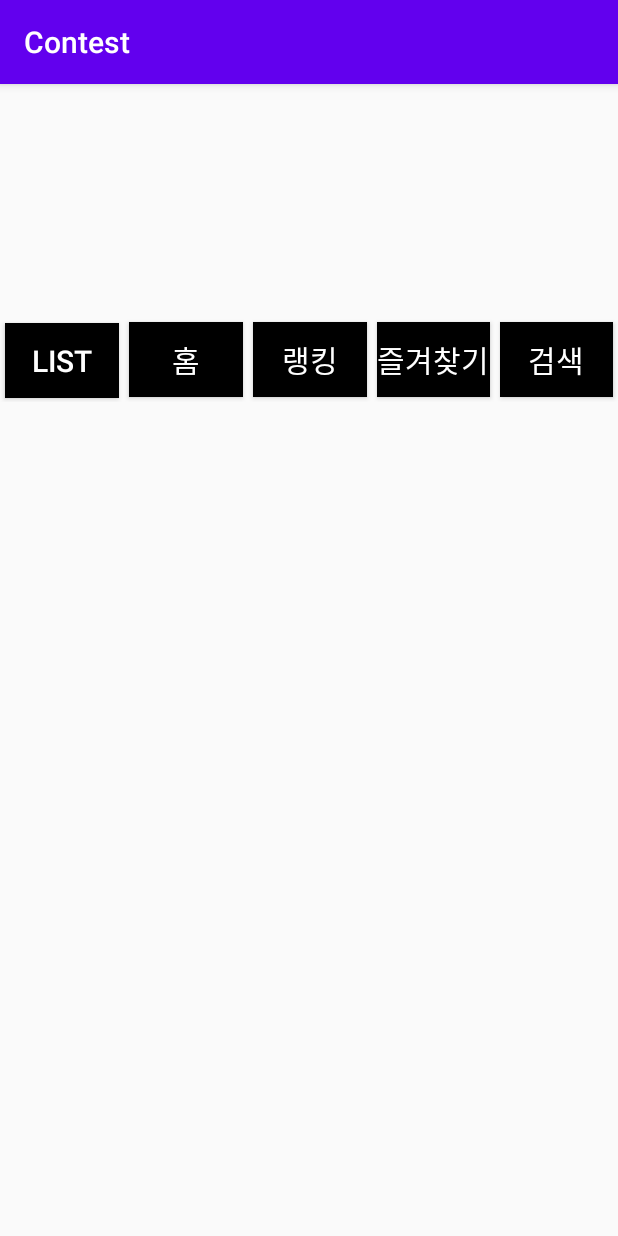
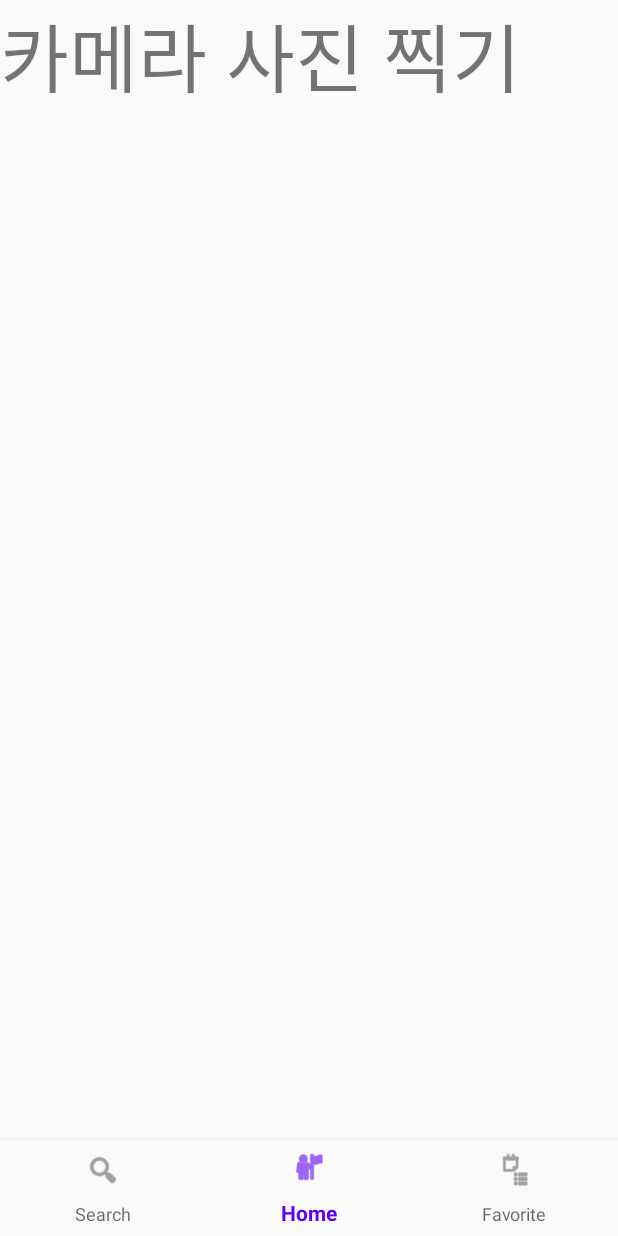
Before and after one commit to sen9040/lee-god, an Android app: the screen it shows after launch (MainActivity), on a phone screen of 412 x 824 dp. Run offline under Robolectric (Android 15) with nearby library versions, the phone set to English and light mode, and no system bars; our stand-ins replace Volley.

Commit message:
ButtonNavigationView 검색만 적용

```diff
--- a/Contest/app/build.gradle
+++ b/Contest/app/build.gradle
@@ -28,6 +28,7 @@ dependencies {
     implementation 'androidx.constraintlayout:constraintlayout:1.1.3'
     implementation 'androidx.gridlayout:gridlayout:1.0.0'
     implementation 'androidx.recyclerview:recyclerview:1.1.0'
+    implementation 'com.google.android.material:material:1.0.0'
     testImplementation 'junit:junit:4.12'
     androidTestImplementation 'androidx.test.ext:junit:1.1.1'
     androidTestImplementation 'androidx.test.espresso:espresso-core:3.2.0'
--- a/Contest/app/src/main/AndroidManifest.xml
+++ b/Contest/app/src/main/AndroidManifest.xml
@@ -12,7 +12,7 @@
         android:networkSecurityConfig="@xml/network_security_config"
         android:roundIcon="@mipmap/ic_launcher_round"
         android:supportsRtl="true"
-        android:theme="@style/AppTheme"
+        android:theme="@style/AppTheme.NoActionBar"
         android:usesCleartextTraffic="true">
         <activity android:name=".list.ListActivity"></activity>
         <activity android:name=".search.SearchActivity" />
--- a/Contest/app/src/main/java/com/yijun/contest/MainActivity.java
+++ b/Contest/app/src/main/java/com/yijun/contest/MainActivity.java
@@ -1,17 +1,20 @@
 package com.yijun.contest;
 
+import androidx.annotation.NonNull;
 import androidx.appcompat.app.AppCompatActivity;
+import androidx.fragment.app.FragmentManager;
+import androidx.fragment.app.FragmentTransaction;
 import androidx.recyclerview.widget.RecyclerView;
 
-import android.content.Intent;
+import android.annotation.SuppressLint;
 import android.os.Bundle;
-import android.view.View;
+import android.view.MenuItem;
 import android.widget.Button;
 
-import com.yijun.contest.favorite.FavoriteActivity;
-import com.yijun.contest.list.ListActivity;
-import com.yijun.contest.ranking.RankingActivity;
-import com.yijun.contest.search.SearchActivity;
+import com.google.android.material.bottomnavigation.BottomNavigationView;
+import com.yijun.contest.fragment.FragmentFavorite;
+import com.yijun.contest.fragment.FragmentHome;
+import com.yijun.contest.fragment.FragmentSearch;
 
 public class MainActivity extends AppCompatActivity {
 RecyclerView recyclerView_Hotplace;
@@ -22,55 +25,91 @@ Button btnFavorite;
 Button btnSearch;
 Button btnList;
 
+    private FragmentManager fragmentManager = getSupportFragmentManager();
+    private FragmentSearch fragmentSearch = new FragmentSearch(MainActivity.this);
+    private FragmentHome fragmentHome = new FragmentHome();
+    private FragmentFavorite fragmentFavorite = new FragmentFavorite();
+
     @Override
     protected void onCreate(Bundle savedInstanceState) {
         super.onCreate(savedInstanceState);
         setContentView(R.layout.activity_main);
 
-        btnHome = findViewById(R.id.btnHome);
-        btnRanking = findViewById(R.id.btnRanking);
-        btnFavorite = findViewById(R.id.btnFavorite);
-        btnSearch = findViewById(R.id.btnSearch);
-        btnList = findViewById(R.id.btnList);
+        FragmentTransaction transaction = fragmentManager.beginTransaction();
+        transaction.replace(R.id.frameLayout, fragmentHome).commitAllowingStateLoss();
 
-        btnHome.setOnClickListener(new View.OnClickListener() {
+        BottomNavigationView bottomNavigationView = findViewById(R.id.navigationView);
+        bottomNavigationView.setOnNavigationItemSelectedListener(new ItemSelectedListener());
+        // 버튼 선택
+        bottomNavigationView.setSelectedItemId(R.id.itemHome);
+    }
+
+    class ItemSelectedListener implements BottomNavigationView.OnNavigationItemSelectedListener{
+        @SuppressLint("ResourceType")
         @Override
-            public void onClick(View v) {
+        public boolean onNavigationItemSelected(@NonNull MenuItem menuItem) {
+            FragmentTransaction transaction = fragmentManager.beginTransaction();
 
+            switch (menuItem.getItemId()) {
+                case R.id.itemSearch:
+                    transaction.replace(R.id.frameLayout, fragmentSearch).commitAllowingStateLoss();
+                    break;
+                case R.id.itemHome:
+                    transaction.replace(R.id.frameLayout, fragmentHome).commitAllowingStateLoss();
+                    break;
+                case R.id.itemFavorite:
+                    transaction.replace(R.id.frameLayout, fragmentFavorite).commitAllowingStateLoss();
+                    break;
             }
-        });
+            return true;
+        }
 
-        btnRanking.setOnClickListener(new View.OnClickListener() {
-            @Override
-            public void onClick(View v) {
-                Intent i = new Intent(MainActivity.this, RankingActivity.class);
-                startActivity(i);
-            }
-        });
-        btnFavorite.setOnClickListener(new View.OnClickListener() {
-            @Override
-            public void onClick(View v) {
-            Intent i = new Intent(MainActivity.this, FavoriteActivity.class);
-            startActivity(i);
-            }
-        });
+//        btnHome = findViewById(R.id.btnHome);
+//        btnRanking = findViewById(R.id.btnRanking);
+//        btnFavorite = findViewById(R.id.btnFavorite);
+//        btnSearch = findViewById(R.id.btnSearch);
+//        btnList = findViewById(R.id.btnList);
+//
+//        btnHome.setOnClickListener(new View.OnClickListener() {
+//            @Override
+//            public void onClick(View v) {
+//
+//            }
+//        });
+//
+//        btnRanking.setOnClickListener(new View.OnClickListener() {
+//            @Override
+//            public void onClick(View v) {
+//                Intent i = new Intent(MainActivity.this, RankingActivity.class);
+//                startActivity(i);
+//            }
+//        });
+//        btnFavorite.setOnClickListener(new View.OnClickListener() {
+//            @Override
+//            public void onClick(View v) {
+//            Intent i = new Intent(MainActivity.this, FavoriteActivity.class);
+//            startActivity(i);
+//            }
+//        });
+//
+//        // 검색 화면
+//        btnSearch.setOnClickListener(new View.OnClickListener() {
+//            @Override
+//            public void onClick(View v) {
+//                Intent i = new Intent(MainActivity.this, SearchActivity.class);
+//                startActivity(i);
+//            }
+//        });
+//        btnList.setOnClickListener(new View.OnClickListener() {
+//            @Override
+//            public void onClick(View v) {
+//                Intent i = new Intent(MainActivity.this, ListActivity.class);
+//                startActivity(i);
+//
+//            }
+//        });
 
-        // 검색 화면
-        btnSearch.setOnClickListener(new View.OnClickListener() {
-            @Override
-            public void onClick(View v) {
-                Intent i = new Intent(MainActivity.this, SearchActivity.class);
-                startActivity(i);
-            }
-        });
-        btnList.setOnClickListener(new View.OnClickListener() {
-            @Override
-            public void onClick(View v) {
-                Intent i = new Intent(MainActivity.this, ListActivity.class);
-                startActivity(i);
 
-            }
-        });
   }
 
 }
--- /dev/null
+++ b/Contest/app/src/main/java/com/yijun/contest/fragment/FragmentFavorite.java
@@ -0,0 +1,18 @@
+package com.yijun.contest.fragment;
+
+import android.os.Bundle;
+import android.view.LayoutInflater;
+import android.view.View;
+import android.view.ViewGroup;
+
+import androidx.annotation.NonNull;
+import androidx.annotation.Nullable;
+import androidx.fragment.app.Fragment;
+
+import com.yijun.contest.R;
+
+public class FragmentFavorite extends Fragment {
+    public View onCreateView(@NonNull LayoutInflater inflater, @Nullable ViewGroup container, @Nullable Bundle savedInstanceState) {
+        return inflater.inflate(R.layout.fragment_favorite, container, false);
+    }
+}
--- /dev/null
+++ b/Contest/app/src/main/java/com/yijun/contest/fragment/FragmentHome.java
@@ -0,0 +1,18 @@
+package com.yijun.contest.fragment;
+
+import android.os.Bundle;
+import android.view.LayoutInflater;
+import android.view.View;
+import android.view.ViewGroup;
+
+import androidx.annotation.NonNull;
+import androidx.annotation.Nullable;
+import androidx.fragment.app.Fragment;
+
+import com.yijun.contest.R;
+
+public class FragmentHome extends Fragment {
+    public View onCreateView(@NonNull LayoutInflater inflater, @Nullable ViewGroup container, @Nullable Bundle savedInstanceState) {
+        return inflater.inflate(R.layout.fragment_home, container, false);
+    }
+}
--- a/Contest/app/src/main/res/layout/activity_main.xml
+++ b/Contest/app/src/main/res/layout/activity_main.xml
@@ -7,75 +7,97 @@
     android:orientation="vertical"
     tools:context=".MainActivity">
 
-    <androidx.recyclerview.widget.RecyclerView
-        android:id="@+id/recyclerView_Hotplace"
+<!--    <androidx.recyclerview.widget.RecyclerView-->
+<!--        android:id="@+id/recyclerView_Hotplace"-->
+<!--        android:layout_width="match_parent"-->
+<!--        android:layout_height="150dp"-->
+<!--        android:layout_marginTop="5dp" />-->
+
+
+    <FrameLayout
+        android:id="@+id/frameLayout"
         android:layout_width="match_parent"
-        android:layout_height="150dp"
-        android:layout_marginTop="5dp" />
+        android:layout_height="0dp"
+        android:layout_weight="12"
+        app:layout_constraintBottom_toTopOf="@id/navigationView"
+        app:layout_constraintLeft_toLeftOf="parent"
+        app:layout_constraintRight_toRightOf="parent"
+        app:layout_constraintTop_toTopOf="parent"></FrameLayout>
+
+    <com.google.android.material.bottomnavigation.BottomNavigationView
+        android:id="@+id/navigationView"
+        android:layout_weight="1"
+        android:layout_width="match_parent"
+        android:layout_height="0dp"
+        android:background="?android:attr/windowBackground"
+        app:layout_constraintBottom_toBottomOf="parent"
+        app:layout_constraintLeft_toLeftOf="parent"
+        app:layout_constraintRight_toLeftOf="parent"
+        app:menu="@menu/menu_button_navigation_view" />
 
 
 
-    <LinearLayout
-        android:layout_width="match_parent"
-        android:layout_height="wrap_content"
-        android:layout_gravity="bottom"
+<!--    <LinearLayout-->
+<!--        android:layout_width="match_parent"-->
+<!--        android:layout_height="wrap_content"-->
+<!--        android:layout_gravity="bottom"-->
 
-        android:orientation="horizontal">
+<!--        android:orientation="horizontal">-->
 
-        <Button
-            android:id="@+id/btnList"
-            android:layout_width="wrap_content"
-            android:layout_height="50dp"
-            android:layout_margin="3dp"
-            android:layout_weight="1"
-            android:background="#000000"
-            android:text="List"
-            android:textColor="#ffffff"
-            android:textSize="20sp" />
+<!--        <Button-->
+<!--            android:id="@+id/btnList"-->
+<!--            android:layout_width="wrap_content"-->
+<!--            android:layout_height="50dp"-->
+<!--            android:layout_margin="3dp"-->
+<!--            android:layout_weight="1"-->
+<!--            android:background="#000000"-->
+<!--            android:text="List"-->
+<!--            android:textColor="#ffffff"-->
+<!--            android:textSize="20sp" />-->
 
-        <Button
-            android:id="@+id/btnHome"
-            android:layout_width="wrap_content"
-            android:layout_height="50dp"
-            android:layout_margin="3dp"
-            android:layout_weight="1"
-            android:background="#000000"
-            android:text="홈"
-            android:textColor="#ffffff"
-            android:textSize="20sp" />
+<!--        <Button-->
+<!--            android:id="@+id/btnHome"-->
+<!--            android:layout_width="wrap_content"-->
+<!--            android:layout_height="50dp"-->
+<!--            android:layout_margin="3dp"-->
+<!--            android:layout_weight="1"-->
+<!--            android:background="#000000"-->
+<!--            android:text="홈"-->
+<!--            android:textColor="#ffffff"-->
+<!--            android:textSize="20sp" />-->
 
-        <Button
-            android:id="@+id/btnRanking"
-            android:layout_width="wrap_content"
-            android:layout_height="50dp"
-            android:layout_margin="3dp"
-            android:layout_weight="1"
-            android:background="#000000"
-            android:text="랭킹"
-            android:textColor="#ffffff"
-            android:textSize="20sp" />
+<!--        <Button-->
+<!--            android:id="@+id/btnRanking"-->
+<!--            android:layout_width="wrap_content"-->
+<!--            android:layout_height="50dp"-->
+<!--            android:layout_margin="3dp"-->
+<!--            android:layout_weight="1"-->
+<!--            android:background="#000000"-->
+<!--            android:text="랭킹"-->
+<!--            android:textColor="#ffffff"-->
+<!--            android:textSize="20sp" />-->
 
-        <Button
-            android:id="@+id/btnFavorite"
-            android:layout_width="wrap_content"
-            android:layout_height="50dp"
-            android:layout_margin="3dp"
-            android:layout_weight="1"
-            android:background="#000000"
-            android:text="즐겨찾기"
-            android:textColor="#ffffff"
-            android:textSize="20sp" />
+<!--        <Button-->
+<!--            android:id="@+id/btnFavorite"-->
+<!--            android:layout_width="wrap_content"-->
+<!--            android:layout_height="50dp"-->
+<!--            android:layout_margin="3dp"-->
+<!--            android:layout_weight="1"-->
+<!--            android:background="#000000"-->
+<!--            android:text="즐겨찾기"-->
+<!--            android:textColor="#ffffff"-->
+<!--            android:textSize="20sp" />-->
 
-        <Button
-            android:id="@+id/btnSearch"
-            android:layout_width="wrap_content"
-            android:layout_height="50dp"
-            android:layout_margin="3dp"
-            android:layout_weight="1"
-            android:background="#000000"
-            android:text="검색"
-            android:textColor="#ffffff"
-            android:textSize="20sp" />
-    </LinearLayout>
+<!--        <Button-->
+<!--            android:id="@+id/btnSearch"-->
+<!--            android:layout_width="wrap_content"-->
+<!--            android:layout_height="50dp"-->
+<!--            android:layout_margin="3dp"-->
+<!--            android:layout_weight="1"-->
+<!--            android:background="#000000"-->
+<!--            android:text="검색"-->
+<!--            android:textColor="#ffffff"-->
+<!--            android:textSize="20sp" />-->
+<!--    </LinearLayout>-->
 
 </LinearLayout>
--- /dev/null
+++ b/Contest/app/src/main/res/layout/fragment_home.xml
@@ -0,0 +1,18 @@
+<?xml version="1.0" encoding="utf-8"?>
+<LinearLayout
+    xmlns:android="http://schemas.android.com/apk/res/android"
+    xmlns:app="http://schemas.android.com/apk/res-auto"
+    android:layout_width="match_parent"
+    android:layout_height="match_parent">
+
+    <TextView
+        android:id="@+id/textView"
+        android:layout_width="wrap_content"
+        android:layout_height="wrap_content"
+        android:text="카메라 사진 찍기"
+        android:textSize="50dp"
+        app:layout_constraintBottom_toBottomOf="parent"
+        app:layout_constraintLeft_toLeftOf="parent"
+        app:layout_constraintRight_toRightOf="parent"
+        app:layout_constraintTop_toTopOf="parent" />
+</LinearLayout>
--- /dev/null
+++ b/Contest/app/src/main/res/menu/menu_button_navigation_view.xml
@@ -0,0 +1,19 @@
+<?xml version="1.0" encoding="utf-8"?>
+<menu xmlns:android="http://schemas.android.com/apk/res/android">
+
+    <item
+        android:id="@+id/itemSearch"
+        android:icon="@android:drawable/ic_menu_search"
+        android:orderInCategory="100"
+        android:title="Search" />
+    <item
+        android:id="@+id/itemHome"
+        android:icon="@android:drawable/ic_menu_myplaces"
+        android:orderInCategory="200"
+        android:title="Home" />
+    <item
+        android:id="@+id/itemFavorite"
+        android:icon="@android:drawable/ic_menu_agenda"
+        android:orderInCategory="300"
+        android:title="Favorite" />
+</menu>
--- a/Contest/app/src/main/res/menu/menu_main.xml
+++ b/Contest/app/src/main/res/menu/menu_main.xml
@@ -8,7 +8,7 @@
         android:title="세팅"
         app:showAsAction="never" />
     <item
-        android:id="@+id/action_search"
+        android:id="@+id/itemSearch"
         android:icon="@android:drawable/ic_menu_search"
         android:orderInCategory="3"
         android:title="검색"
--- a/Contest/app/src/main/res/values/styles.xml
+++ b/Contest/app/src/main/res/values/styles.xml
@@ -6,5 +6,8 @@
         <item name="colorPrimaryDark">@color/colorPrimaryDark</item>
         <item name="colorAccent">@color/colorAccent</item>
     </style>
-
+    <style name="AppTheme.NoActionBar">
+        <item name="windowActionBar">false</item>
+        <item name="windowNoTitle">true</item>
+    </style>
 </resources>
```
Also changed, not shown: Contest/app/src/main/java/com/yijun/contest/fragment/FragmentSearch.java (added, +142 -0 lines), Contest/app/src/main/res/layout/fragment_favorite.xml (added, +18 -0 lines), Contest/app/src/main/res/layout/fragment_search.xml (added, +33 -0 lines). Lines whose indentation alone changed are shown as unchanged.
